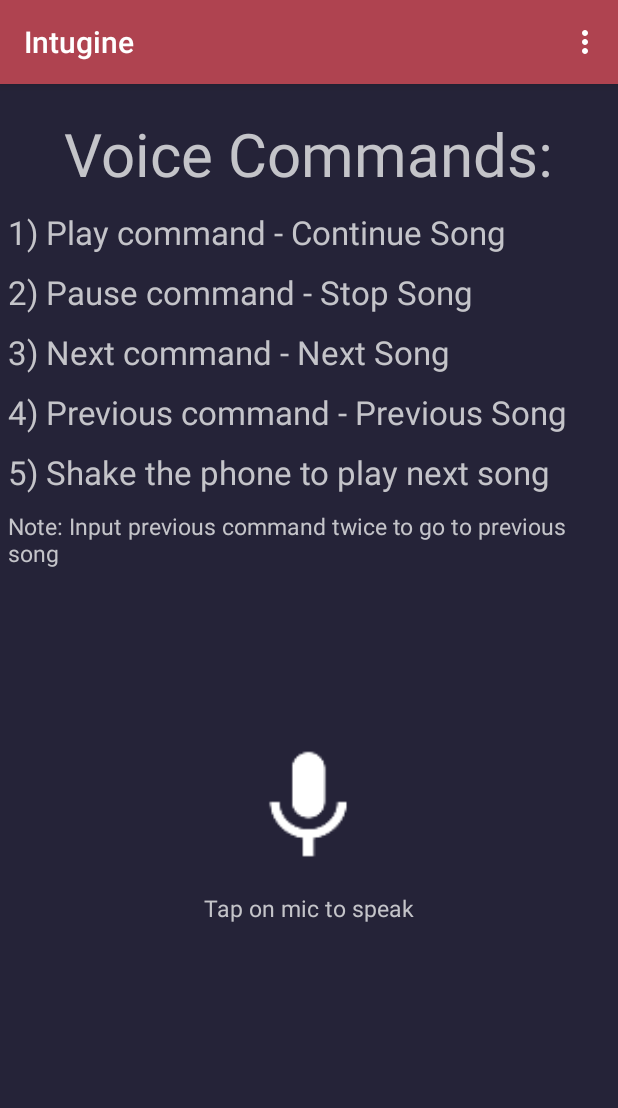
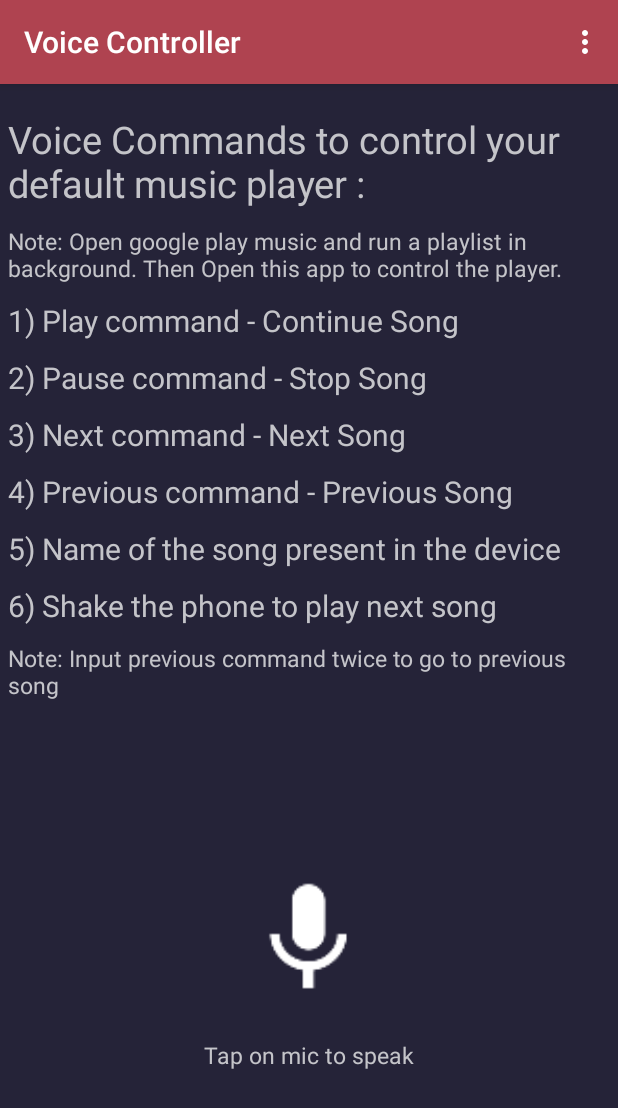
Before and after one commit to rakeshh91/VoiceController, an Android app: the screen it shows after launch (MainActivity), on a phone screen of 412 x 824 dp. Shown: the top 1108 px of the screen. Run offline under Robolectric (Android 15) with nearby library versions, the phone set to English and light mode, and no system bars.

Commit message:
Changed the name and the view of the app

```diff
--- a/app/src/main/java/com/rakesh_ap2016/speechtotext/MainActivity.java
+++ b/app/src/main/java/com/rakesh_ap2016/speechtotext/MainActivity.java
@@ -59,7 +59,7 @@ public class MainActivity extends AppCompatActivity implements SensorEventListen
         super.onCreate(savedInstanceState);
         setContentView(R.layout.activity_main);
 
-        setTitle("Intugine");
+        setTitle("Voice Controller");
 
         Toolbar toolbar = (Toolbar) findViewById(R.id.toolbar);
         setSupportActionBar(toolbar);
@@ -204,7 +204,7 @@ public class MainActivity extends AppCompatActivity implements SensorEventListen
                         intentPrevious.putExtra("command", "previous");
                         sendBroadcast(intentPrevious);
                     }
-                    if((result.get(0).toLowerCase()).equals("boss")|(result.get(0).toLowerCase()).equals("pause")){
+                    if((result.get(0).toLowerCase()).equals("pause")){
                         if(mediaPlayer.isPlaying()){
                             mediaPlayer.pause();
                         }else {
--- a/app/src/main/res/layout/content_main.xml
+++ b/app/src/main/res/layout/content_main.xml
@@ -61,7 +61,7 @@
         <TextView
             android:layout_width="wrap_content"
             android:layout_height="wrap_content"
-            android:layout_marginTop="10dp"
+            android:layout_marginTop="20dp"
             android:text="@string/tap_on_mic"
             android:textColor="#C4C4C9"
             android:textSize="15sp"
@@ -71,11 +71,11 @@
     <TextView
         android:layout_width="wrap_content"
         android:layout_height="wrap_content"
-        android:text="Voice Commands:"
+        android:text="Voice Commands to control your default music player :"
         android:layout_marginTop="70dp"
         android:padding="5dp"
         android:textColor="#C4C4C9"
-        android:textSize="40sp"
+        android:textSize="25sp"
         android:textStyle="normal"
         android:id="@+id/instructions"
         android:layout_alignParentTop="true"
@@ -83,11 +83,22 @@
     <TextView
         android:layout_width="wrap_content"
         android:layout_height="wrap_content"
-        android:text="1) Play command - Continue Song"
-       android:layout_below="@+id/instructions"
+        android:text="Note: Open google play music and run a playlist in background. Then Open this app to control the player."
+        android:layout_below="@+id/instructions"
         android:padding="5dp"
         android:textColor="#C4C4C9"
-        android:textSize="22sp"
+        android:textSize="15sp"
+        android:textStyle="normal"
+        android:id="@+id/musicinstruction"
+        />
+    <TextView
+        android:layout_width="wrap_content"
+        android:layout_height="wrap_content"
+        android:text="1) Play command - Continue Song"
+       android:layout_below="@+id/musicinstruction"
+        android:padding="5dp"
+        android:textColor="#C4C4C9"
+        android:textSize="20sp"
         android:textStyle="normal"
         android:id="@+id/commandPlay"
         />
@@ -98,7 +109,7 @@
         android:layout_below="@+id/commandPlay"
         android:padding="5dp"
         android:textColor="#C4C4C9"
-        android:textSize="22sp"
+        android:textSize="20sp"
         android:textStyle="normal"
         android:id="@+id/commandPause"
          />
@@ -110,7 +121,7 @@
         android:layout_below="@+id/commandPause"
         android:padding="5dp"
         android:textColor="#C4C4C9"
-        android:textSize="22sp"
+        android:textSize="20sp"
         android:textStyle="normal"
         android:id="@+id/commandNext"
          />
@@ -122,7 +133,7 @@
         android:layout_below="@+id/commandNext"
         android:padding="5dp"
         android:textColor="#C4C4C9"
-        android:textSize="22sp"
+        android:textSize="20sp"
         android:textStyle="normal"
         android:id="@+id/commandPrevious"
         />
@@ -130,11 +141,23 @@
     <TextView
         android:layout_width="wrap_content"
         android:layout_height="wrap_content"
-        android:text="5) Shake the phone to play next song"
+        android:text="5) Name of the song present in the device"
         android:layout_below="@+id/commandPrevious"
         android:padding="5dp"
         android:textColor="#C4C4C9"
-        android:textSize="22sp"
+        android:textSize="20sp"
+        android:textStyle="normal"
+        android:id="@+id/commandSongName"
+        />
+
+    <TextView
+        android:layout_width="wrap_content"
+        android:layout_height="wrap_content"
+        android:text="6) Shake the phone to play next song"
+        android:layout_below="@+id/commandSongName"
+        android:padding="5dp"
+        android:textColor="#C4C4C9"
+        android:textSize="20sp"
         android:textStyle="normal"
         android:id="@+id/shakedetect"
         />
--- a/app/src/main/res/values/strings.xml
+++ b/app/src/main/res/values/strings.xml
@@ -1,5 +1,5 @@
 <resources>
-    <string name="app_name">SpeechToText</string>
+    <string name="app_name">VoiceController</string>
     <string name="action_settings">Settings</string>
     <string name="hello_world">Hello world!</string>
     <string name="speech_prompt">Say something&#8230;</string>
```
